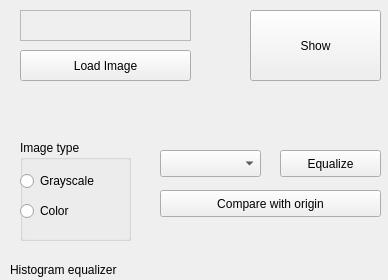
The window that hist.ui (ilonabrzozowska/Histogram) describes before a commit, drawn with Qt 5.
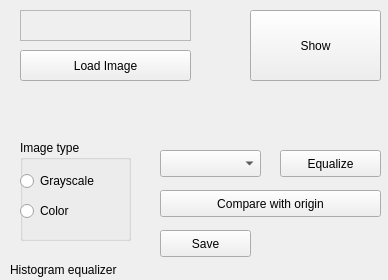
The same window after the commit.

```diff
--- a/hist.ui
+++ b/hist.ui
@@ -140,6 +140,19 @@
     <string>Histogram equalizer</string>
    </property>
   </widget>
+  <widget class="QPushButton" name="cmpButton_2">
+   <property name="geometry">
+    <rect>
+     <x>160</x>
+     <y>230</y>
+     <width>91</width>
+     <height>27</height>
+    </rect>
+   </property>
+   <property name="text">
+    <string>Save</string>
+   </property>
+  </widget>
   <zorder>groupBox</zorder>
   <zorder>loadButton</zorder>
   <zorder>textEdit</zorder>
```
Left out of the diff: 1 changed line with no effect on the pictures.
